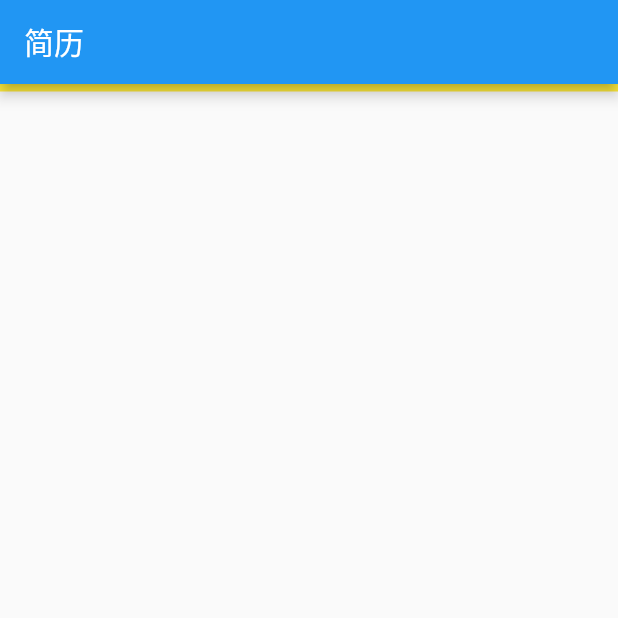
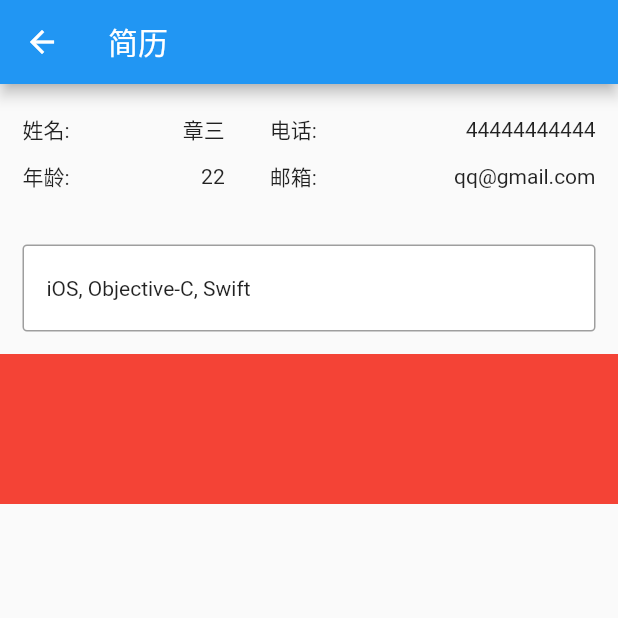
Before and after one commit to behind47/learnflutter, a Flutter app: the screen it shows after launch, after a tap on "简历模版", on a phone screen of 412 x 824 dp, the top half of it. Run offline on Flutter 3.47's test engine with Material 2 defaults, Android fonts, the light colour scheme and no system bars; missing offline and left inert: dart:ffi.

Commit message:
简历模版加上个人信息和技术栈

```diff
--- a/lib/introducation/IntroducationPage.dart
+++ b/lib/introducation/IntroducationPage.dart
@@ -13,7 +13,8 @@ class IntroducationPageState extends State<IntroducationPage> {
   @override
   void initState() {
     viewModels = [
-      BedPersonalInfoVM(),
+      BedPersonalInfoVM(
+          name: "章三", age: "22", tel: "44444444444", email: "qq@gmail.com"),
       BedSkillVM(),
       BedEducationVM(),
       BedJobVM()
@@ -23,22 +24,14 @@ class IntroducationPageState extends State<IntroducationPage> {
 
   @override
   Widget build(BuildContext context) {
-    return MaterialApp(
-      title: '简历',
-      themeMode: ThemeMode.system,
-      home: Scaffold(
-        appBar: AppBar(
-          title: Text('简历'),
-        ),
-        body: Container(
-          child: ListView.builder(
-            itemBuilder: ((context, index) =>
-                viewModels![index].buildContent()),
-            itemCount: viewModels?.length,
-            itemExtent: 5.0,
-          ),
-        ),
+    return Scaffold(
+      appBar: AppBar(
+        title: Text('简历'),
       ),
+      body: Container(
+          child: ListView(
+        children: viewModels!.map((e) => e.buildContent()).toList(),
+      )),
     );
   }
 }
@@ -55,25 +48,117 @@ class BedList extends ListView {
 /// 简历模块的基类
 class BedBaseViewModel {
   Widget buildContent() {
-    return Container(width: 100, height: 100,);
+    return Container(
+      constraints: BoxConstraints(minHeight: 50),
+      color: Colors.red,
+    );
   }
 }
 
 /// 个人简介：姓名、年龄、电话、邮箱
 class BedPersonalInfoVM extends BedBaseViewModel {
+  var name;
+  var age;
+  var tel;
+  var email;
+
+  BedPersonalInfoVM(
+      {this.name = "", this.age = "", this.tel = "", this.email = ""})
+      : super();
+
   @override
   Widget buildContent() {
+    double paddingLeft = 15; // 每一行左右两侧的padding
+    int flexPercent = 3; // 电话row的flex比例
     return Container(
-      color: Colors.yellow,
+      child: Column(
+        children: [
+          Row(
+            mainAxisAlignment: MainAxisAlignment.spaceAround,
+            children: [
+              Row(
+                mainAxisAlignment: MainAxisAlignment.spaceBetween,
+                children: [
+                  Text('姓名:'),
+                  Text(name),
+                ],
+              )
+                  .withPadding(
+                      EdgeInsets.only(left: paddingLeft, right: paddingLeft))
+                  .withFlexible(2),
+              Row(
+                mainAxisAlignment: MainAxisAlignment.spaceBetween,
+                children: [
+                  Text('电话:'),
+                  Text(tel),
+                ],
+              )
+                  .withPadding(
+                      EdgeInsets.only(left: paddingLeft, right: paddingLeft))
+                  .withFlexible(flexPercent)
+            ],
+          ).withPadding(EdgeInsets.only(bottom: 10)),
+          Row(
+            mainAxisAlignment: MainAxisAlignment.spaceAround,
+            children: [
+              Row(
+                mainAxisAlignment: MainAxisAlignment.spaceBetween,
+                children: [
+                  Text('年龄:'),
+                  Text(age),
+                ],
+              )
+                  .withPadding(
+                      EdgeInsets.only(left: paddingLeft, right: paddingLeft))
+                  .withFlexible(2),
+              Row(
+                mainAxisAlignment: MainAxisAlignment.spaceBetween,
+                children: [
+                  Text('邮箱:'),
+                  Text(email),
+                ],
+              )
+                  .withPadding(
+                      EdgeInsets.only(left: paddingLeft, right: paddingLeft))
+                  .withFlexible(flexPercent),
+            ],
+          )
+        ],
+      ).withPadding(EdgeInsets.only(top: 20, bottom: 20)),
     );
   }
 }
 
 /// 技术栈
-class BedSkillVM extends BedBaseViewModel {}
+class BedSkillVM extends BedBaseViewModel {
+  @override
+  Widget buildContent() {
+    return Container(
+      child: Text('iOS, Objective-C, Swift', textAlign: TextAlign.start,).withPadding(EdgeInsets.only(top: 20, bottom: 20, left: 15, right: 15)),
+      decoration: BoxDecoration(
+          color: Colors.white, border: Border.all(color: Colors.grey), borderRadius: BorderRadius.all(Radius.circular(3))),
+    ).withPadding(EdgeInsets.all(15));
+  }
+}
 
 /// 教育背景：学历、时间、学校、专业
-class BedEducationVM extends BedBaseViewModel {}
+class BedEducationVM extends BedBaseViewModel {
+
+}
 
 /// 工作经验：时间、公司、职位、工作内容
 class BedJobVM extends BedBaseViewModel {}
+
+extension WidgetOperationBack on Widget {
+  Widget withExpaned() {
+    return Expanded(child: this);
+  }
+
+  Widget withFlexible(int flex) {
+    return Flexible(child: this, flex: flex);
+  }
+
+  Widget withPadding(EdgeInsets insets) {
+    return Padding(padding: insets, child: this);
+  }
+}
```
